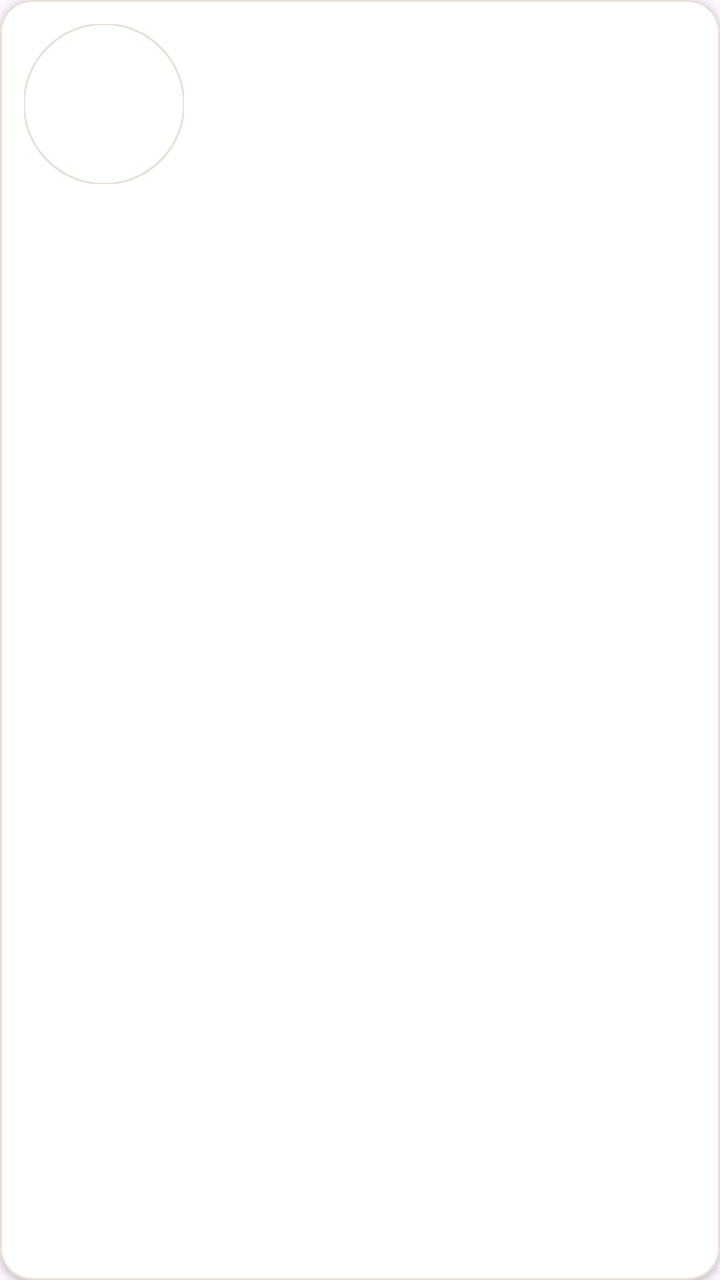
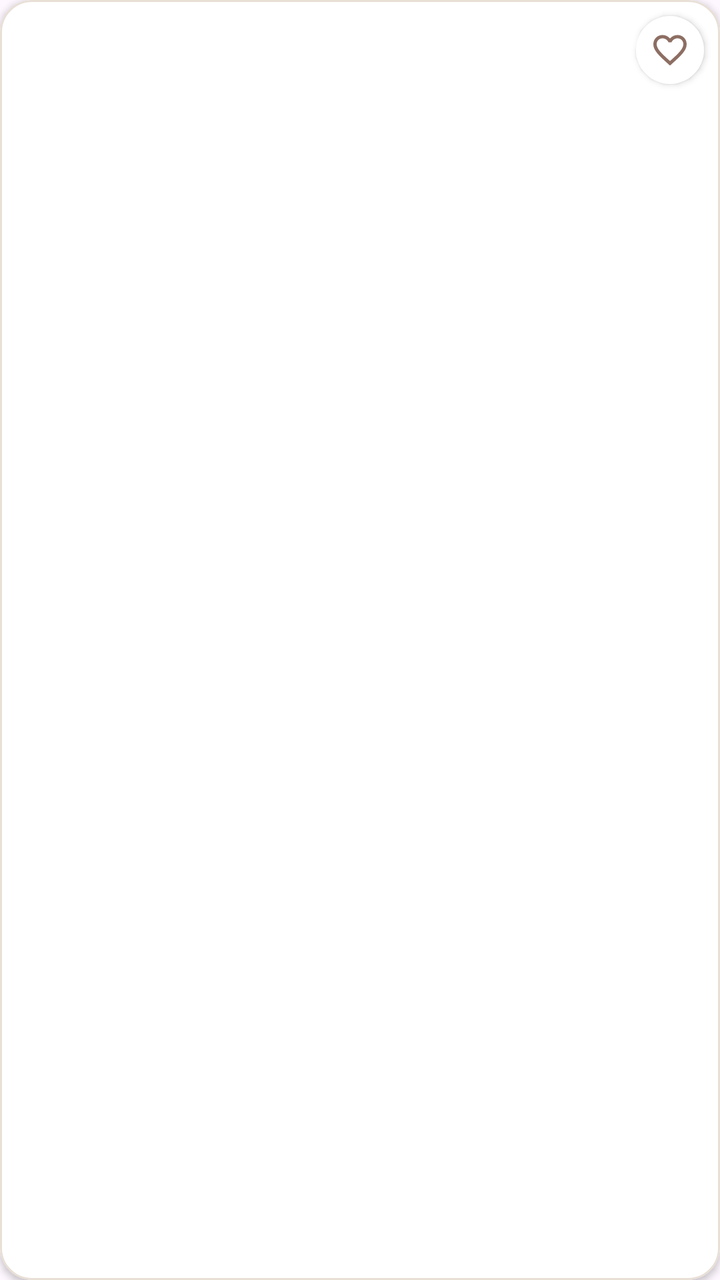

An Android layout rendered at two revisions. The XML below is the earlier revision; the diff shows what the commit changed to produce the second picture.
<!-- AndroidManifest.xml: application theme Theme.MobilePro -->
<!-- res/layout/item_product.xml -->
<?xml version="1.0" encoding="utf-8"?>

<com.google.android.material.card.MaterialCardView
    xmlns:android="http://schemas.android.com/apk/res/android"
    xmlns:app="http://schemas.android.com/apk/res-auto"
    android:layout_width="match_parent"
    android:layout_height="wrap_content"
    android:layout_marginHorizontal="12dp"
    android:layout_marginVertical="6dp"
    app:cardBackgroundColor="@color/white"
    app:cardCornerRadius="16dp"
    app:cardElevation="2dp"
    app:strokeColor="@color/cream_border"
    app:strokeWidth="1dp">

    <LinearLayout
        android:layout_width="match_parent"
        android:layout_height="wrap_content"
        android:gravity="center_vertical"
        android:orientation="horizontal"
        android:padding="12dp">

        <com.google.android.material.imageview.ShapeableImageView
            android:id="@+id/imgProduct"
            android:layout_width="80dp"
            android:layout_height="80dp"
            android:layout_marginEnd="12dp"
            android:contentDescription="Ảnh sản phẩm"
            android:scaleType="centerCrop"
            app:shapeAppearanceOverlay="@style/ShapeAppearance.Material3.Corner.Full"
            app:strokeColor="@color/cream_border"
            app:strokeWidth="1dp" />

        <LinearLayout
            android:layout_width="match_parent"
            android:layout_height="wrap_content"
            android:orientation="vertical">

            <TextView
                android:id="@+id/tvProductName"
                android:layout_width="match_parent"
                android:layout_height="wrap_content"
                android:layout_marginBottom="4dp"
                android:textColor="@color/brown"
                android:textSize="18sp"
                android:textStyle="bold" />

            <TextView
                android:id="@+id/tvProductPrice"
                android:layout_width="match_parent"
                android:layout_height="wrap_content"
                android:layout_marginBottom="4dp"
                android:textColor="@color/caramel"
                android:textSize="16sp"
                android:textStyle="bold" />

            <TextView
                android:id="@+id/tvProductDescription"
                android:layout_width="match_parent"
                android:layout_height="wrap_content"
                android:ellipsize="end"
                android:maxLines="2"
                android:textColor="@color/brown_light"
                android:textSize="13sp" />

        </LinearLayout>

    </LinearLayout>

</com.google.android.material.card.MaterialCardView>
<!-- resources referenced by this layout -->
<resources>
  <color name="brown">#2B1B12</color>
  <color name="brown_light">#6E5D53</color>
  <color name="caramel">#C68B59</color>
  <color name="cream_border">#E8DFD6</color>
  <color name="white">#FFFFFFFF</color>
  <style name="Theme.MobilePro" parent="Base.Theme.MobilePro" />
  <style name="Base.Theme.MobilePro" parent="Theme.Material3.DayNight.NoActionBar">
          
          
      </style>
</resources>

<!-- the commit's change to res/layout/item_product.xml (unified diff, before → after) -->
@@ -5,8 +5,7 @@
     xmlns:app="http://schemas.android.com/apk/res-auto"
     android:layout_width="match_parent"
     android:layout_height="wrap_content"
-    android:layout_marginHorizontal="12dp"
-    android:layout_marginVertical="6dp"
+    android:layout_margin="6dp"
     app:cardBackgroundColor="@color/white"
     app:cardCornerRadius="16dp"
     app:cardElevation="2dp"
@@ -16,52 +15,57 @@
     <LinearLayout
         android:layout_width="match_parent"
         android:layout_height="wrap_content"
-        android:gravity="center_vertical"
-        android:orientation="horizontal"
-        android:padding="12dp">
+        android:orientation="vertical">
 
-        <com.google.android.material.imageview.ShapeableImageView
-            android:id="@+id/imgProduct"
-            android:layout_width="80dp"
-            android:layout_height="80dp"
-            android:layout_marginEnd="12dp"
-            android:contentDescription="Ảnh sản phẩm"
-            android:scaleType="centerCrop"
-            app:shapeAppearanceOverlay="@style/ShapeAppearance.Material3.Corner.Full"
-            app:strokeColor="@color/cream_border"
-            app:strokeWidth="1dp" />
+        <FrameLayout
+            android:layout_width="match_parent"
+            android:layout_height="145dp">
+
+            <ImageView
+                android:id="@+id/imgProduct"
+                android:layout_width="match_parent"
+                android:layout_height="match_parent"
+                android:contentDescription="Ảnh sản phẩm"
+                android:scaleType="centerCrop" />
+
+            <ImageButton
+                android:id="@+id/btnFavorite"
+                android:layout_width="34dp"
+                android:layout_height="34dp"
+                android:layout_gravity="top|end"
+                android:layout_margin="8dp"
+                android:background="@drawable/bg_avatar_circle"
+                android:elevation="2dp"
+                android:padding="7dp"
+                android:scaleType="fitCenter"
+                android:src="@drawable/ic_heart_outline" />
+        </FrameLayout>
 
         <LinearLayout
             android:layout_width="match_parent"
             android:layout_height="wrap_content"
-            android:orientation="vertical">
+            android:orientation="vertical"
+            android:padding="12dp">
 
             <TextView
                 android:id="@+id/tvProductName"
                 android:layout_width="match_parent"
                 android:layout_height="wrap_content"
                 android:layout_marginBottom="4dp"
+                android:ellipsize="end"
+                android:lines="2"
+                android:maxLines="2"
                 android:textColor="@color/brown"
-                android:textSize="18sp"
+                android:textSize="15sp"
                 android:textStyle="bold" />
 
             <TextView
                 android:id="@+id/tvProductPrice"
                 android:layout_width="match_parent"
                 android:layout_height="wrap_content"
-                android:layout_marginBottom="4dp"
                 android:textColor="@color/caramel"
-                android:textSize="16sp"
+                android:textSize="15sp"
                 android:textStyle="bold" />
-
-            <TextView
-                android:id="@+id/tvProductDescription"
-                android:layout_width="match_parent"
-                android:layout_height="wrap_content"
-                android:ellipsize="end"
-                android:maxLines="2"
-                android:textColor="@color/brown_light"
-                android:textSize="13sp" />
 
         </LinearLayout>
 
<!-- resource entries referenced after the edit -->
@@ -1,10 +1,28 @@
 <!-- resources referenced by this layout -->
 <resources>
   <color name="brown">#2B1B12</color>
-  <color name="brown_light">#6E5D53</color>
   <color name="caramel">#C68B59</color>
   <color name="cream_border">#E8DFD6</color>
   <color name="white">#FFFFFFFF</color>
+  <!-- drawable bg_avatar_circle (drawable) -->
+  <?xml version="1.0" encoding="utf-8"?>
+  
+  <shape xmlns:android="http://schemas.android.com/apk/res/android"
+      android:shape="oval">
+      <solid android:color="@color/white" />
+  </shape>
+  <!-- drawable ic_heart_outline (drawable) -->
+  <?xml version="1.0" encoding="utf-8"?>
+  
+  <vector xmlns:android="http://schemas.android.com/apk/res/android"
+      android:width="24dp"
+      android:height="24dp"
+      android:viewportWidth="24"
+      android:viewportHeight="24">
+      <path
+          android:fillColor="#8D6E63"
+          android:pathData="M16.5,3c-1.74,0 -3.41,0.81 -4.5,2.09C10.91,3.81 9.24,3 7.5,3 4.42,3 2,5.42 2,8.5c0,3.78 3.4,6.86 8.55,11.54L12,21.35l1.45,-1.32C18.6,15.36 22,12.28 22,8.5 22,5.42 19.58,3 16.5,3zM12.1,18.55l-0.1,0.1 -0.1,-0.1C7.14,14.24 4,11.39 4,8.5 4,6.5 5.5,5 7.5,5c1.54,0 3.04,0.99 3.57,2.36h1.87C13.46,5.99 14.96,5 16.5,5c2,0 3.5,1.5 3.5,3.5 0,2.89 -3.14,5.74 -7.9,10.05z" />
+  </vector>
   <style name="Theme.MobilePro" parent="Base.Theme.MobilePro" />
   <style name="Base.Theme.MobilePro" parent="Theme.Material3.DayNight.NoActionBar">
           
